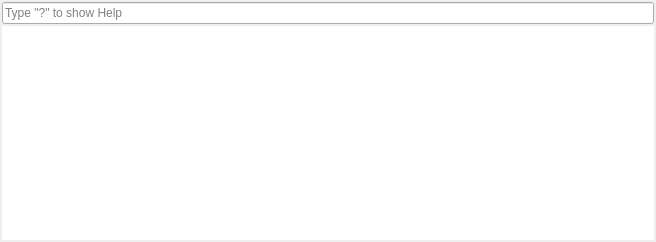
This is src/navigator/navigatordialog.ui in GAMS-dev/studio as Qt 5 draws it before an edit. The edited form follows.
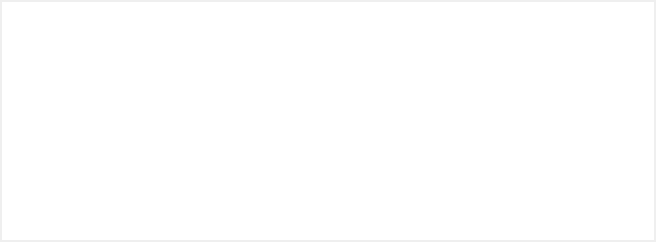
This is the edited form.

```diff
--- a/src/navigator/navigatordialog.ui
+++ b/src/navigator/navigatordialog.ui
@@ -29,13 +29,6 @@
    <property name="bottomMargin">
     <number>2</number>
    </property>
-   <item>
-    <widget class="QLineEdit" name="input">
-     <property name="placeholderText">
-      <string>Type &quot;?&quot; to show Help</string>
-     </property>
-    </widget>
-   </item>
    <item>
     <widget class="QTableView" name="tableView">
      <property name="sizePolicy">
```
